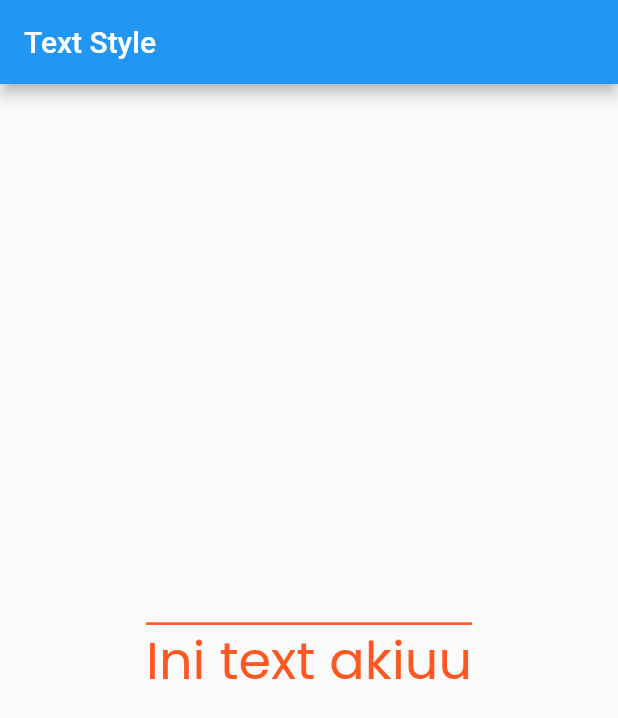
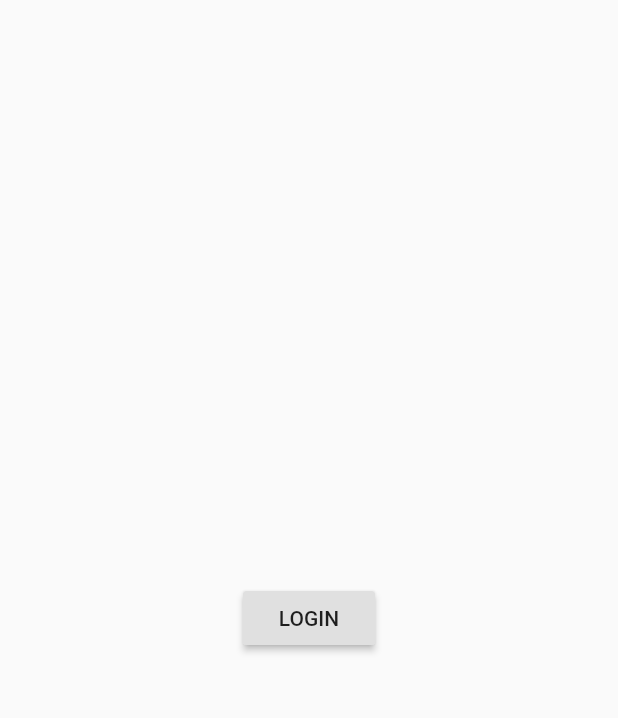
Before and after one commit to amalianrlt/Flutter, a Flutter app: the screen it shows after launch, on a phone screen of 412 x 824 dp. Shown: the top 718 px of the screen. Run offline on Flutter 3.47's test engine with Material 2 defaults, Android fonts, the phone set to English and light mode, and no system bars.

```diff
--- /dev/null
+++ b/my_flutter/lib/loginPage.dart
@@ -0,0 +1,19 @@
+import 'package:flutter/material.dart';
+import 'package:my_flutter/mainPage.dart';
+
+class LoginPage extends StatelessWidget {
+  @override
+  Widget build(BuildContext context) {
+    return Scaffold(
+      body: Center(
+        child: RaisedButton(
+          child: Text('LOGIN'),
+          onPressed: (){
+            Navigator.pushReplacement(context, MaterialPageRoute(builder: (context) {
+              return MainPage();
+            }));
+          })
+      )
+    );
+  }
+}
--- a/my_flutter/lib/main.dart
+++ b/my_flutter/lib/main.dart
@@ -1,6 +1,5 @@
-import 'dart:ui';
-
 import 'package:flutter/material.dart';
+import 'package:my_flutter/loginPage.dart';
 
 void main() {
   runApp(MyApp());
@@ -10,17 +9,7 @@ class MyApp extends StatelessWidget {
   @override
   Widget build(BuildContext context) {
     return MaterialApp(
-      home: Scaffold(
-        appBar: AppBar(title: Text('Text Style'),),
-        body: Center(
-          child: Text('Ini text akiuu', style: TextStyle(
-            fontFamily : 'Poppins',
-            fontSize: 35,
-            color: Colors.deepOrange,
-            decoration: TextDecoration.overline,
-            ),),
-          ),
-      ),
+      home: LoginPage()
     );
   }
 }
```
Also changed, not shown: my_flutter/lib/mainPage.dart (added, +32 -0 lines), my_flutter/lib/secondPage.dart (added, +17 -0 lines).
